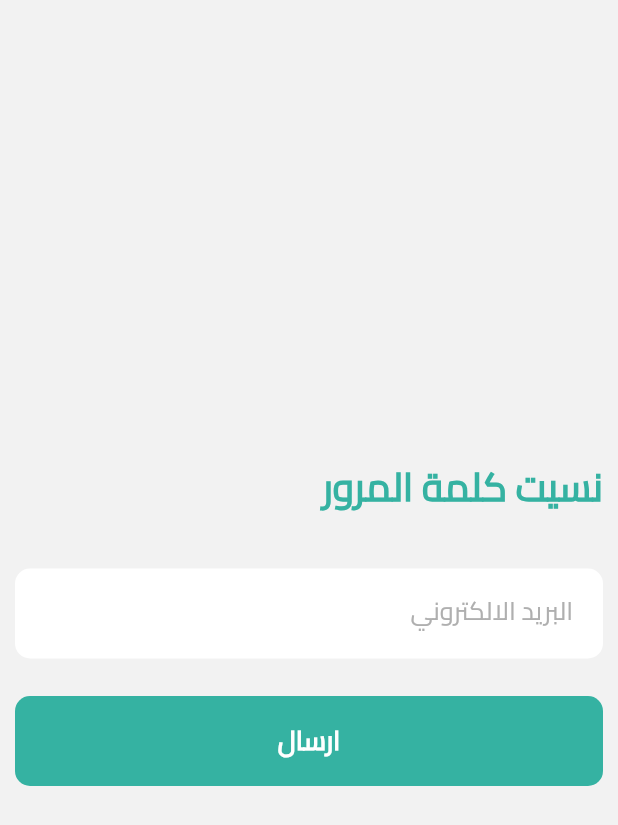
After one commit to iiNawaf/sharikiapp, a Flutter app: the screen it shows after launch, after a tap on "نسيت كلمة المرور", on a phone screen of 412 x 824 dp. The commit adds this screen. Shown: the top 825 px of the screen. Run offline on Flutter 3.47's test engine with Material 2 defaults, Android fonts, the phone set to English and light mode, and no system bars; our stand-ins replace email_validator, image_picker, shared_preferences; accounts and stored records are empty; network calls fail.

Commit message:
forgot password

```diff
--- a/lib/main.dart
+++ b/lib/main.dart
@@ -3,7 +3,6 @@ import 'package:flutter_localizations/flutter_localizations.dart';
 import 'package:provider/provider.dart';
 import 'package:sharikiapp/providers/auth_provider.dart';
 import 'package:sharikiapp/providers/post_provider.dart';
-import 'package:sharikiapp/screens/app_manager.dart';
 import 'package:sharikiapp/screens/home/home.dart';
 import 'package:sharikiapp/screens/login/login.dart';
 import 'package:sharikiapp/screens/splash/splash.dart';
--- /dev/null
+++ b/lib/screens/login/forgot_password.dart
@@ -0,0 +1,70 @@
+import 'package:flutter/material.dart';
+import 'package:provider/provider.dart';
+import 'package:sharikiapp/models/validation.dart';
+import 'package:sharikiapp/providers/auth_provider.dart';
+import 'package:sharikiapp/styles.dart';
+import 'package:sharikiapp/widgets/loading/button_loading.dart';
+import 'package:sharikiapp/widgets/shared_widgets/input_text_field.dart';
+import 'package:sharikiapp/widgets/shared_widgets/submit_button.dart';
+
+class ForgotPassword extends StatefulWidget {
+  @override
+  State<ForgotPassword> createState() => _ForgotPasswordState();
+}
+
+class _ForgotPasswordState extends State<ForgotPassword> {
+  TextEditingController _emailController = TextEditingController();
+  bool isLoading = false;
+
+  @override
+  Widget build(BuildContext context) {
+    final auth = Provider.of<AuthProvider>(context);
+    return Scaffold(
+        body: Padding(
+      padding: const EdgeInsets.all(10),
+      child: Center(
+        child: SingleChildScrollView(
+          child: Column(
+            mainAxisAlignment: MainAxisAlignment.center,
+            crossAxisAlignment: CrossAxisAlignment.start,
+            children: [
+              Text(
+                "نسيت كلمة المرور",
+                style: TextStyle(
+                    fontSize: 26,
+                    fontWeight: FontWeight.bold,
+                    color: primaryColor),
+              ),
+              SizedBox(height: 30),
+              InputTextField(
+                  title: "البريد الالكتروني",
+                  isObsecure: false,
+                  inputType: TextInputType.emailAddress,
+                  controller: _emailController,
+                  maxLength: 500,
+                  maxLines: 1),
+              SizedBox(height: 25),
+              isLoading
+                  ? ButtonLoading()
+                  : SubmitButton(
+                      submit: () async {
+                        setState(() {
+                          isLoading = true;
+                        });
+                        final result =
+                            await auth.forgotPassword(_emailController.text);
+                        if (result != "") {
+                          Validation.bottomMsg(context, result);
+                        }
+                        setState(() {
+                          isLoading = false;
+                        });
+                      },
+                      title: "ارسال"),
+            ],
+          ),
+        ),
+      ),
+    ));
+  }
+}
--- a/lib/screens/login/login.dart
+++ b/lib/screens/login/login.dart
@@ -2,6 +2,7 @@ import 'package:flutter/material.dart';
 import 'package:provider/provider.dart';
 import 'package:sharikiapp/models/validation.dart';
 import 'package:sharikiapp/providers/auth_provider.dart';
+import 'package:sharikiapp/screens/login/forgot_password.dart';
 import 'package:sharikiapp/screens/sign_up/choose_account_type.dart';
 import 'package:sharikiapp/styles.dart';
 import 'package:sharikiapp/widgets/loading/button_loading.dart';
@@ -60,12 +61,15 @@ class _LoginScreenState extends State<LoginScreen> {
                 maxLength: 500,
                 maxLines: 1),
             SizedBox(height: 5),
-            Text(
-              "نسيت كلمة المرور",
-              style: TextStyle(
-                  fontSize: 16,
-                  color: primaryColor,
-                  fontWeight: FontWeight.bold),
+            GestureDetector(
+              onTap: () => Navigator.push(context, MaterialPageRoute(builder: (context) => ForgotPassword())),
+              child: Text(
+                "نسيت كلمة المرور",
+                style: TextStyle(
+                    fontSize: 16,
+                    color: primaryColor,
+                    fontWeight: FontWeight.bold),
+              ),
             ),
             SizedBox(height: 35),
             isLoading
```
Also changed, not shown: lib/providers/auth_provider.dart (+22 -2 lines).
